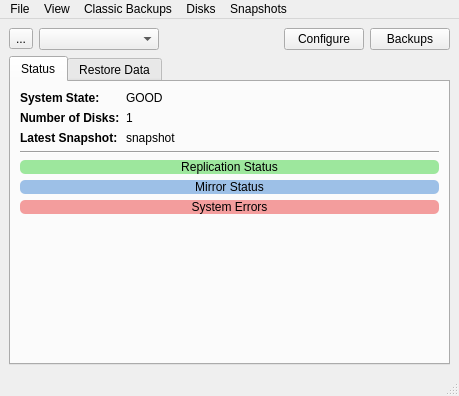
Old version of the form lp-gui/LPMain.ui in the repository pcbsd/pcbsd-projects.
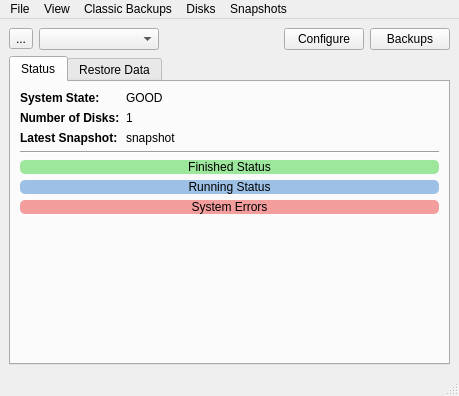
New version of the form. Icons and pictures are not drawn.

Commit message: Get the classic home dir packaging working from the GUI. Still need to test the extraction and hook that in as well.

Diff of the .ui file:
```diff
--- a/lp-gui/LPMain.ui
+++ b/lp-gui/LPMain.ui
@@ -185,7 +185,7 @@
            <string notr="true">background-color: rgba(10,200,10,100); border-radius: 5px</string>
           </property>
           <property name="text">
-           <string notr="true">Replication Status</string>
+           <string notr="true">Finished Status</string>
           </property>
           <property name="alignment">
            <set>Qt::AlignCenter</set>
@@ -201,7 +201,7 @@
            <string notr="true">background-color: rgba(10,100,200,100); border-radius: 5px</string>
           </property>
           <property name="text">
-           <string notr="true">Mirror Status</string>
+           <string notr="true">Running Status</string>
           </property>
           <property name="alignment">
            <set>Qt::AlignCenter</set>
```
Left out of the diff: 32 changed lines with no effect on the pictures. The commit also changes 4 other files.
